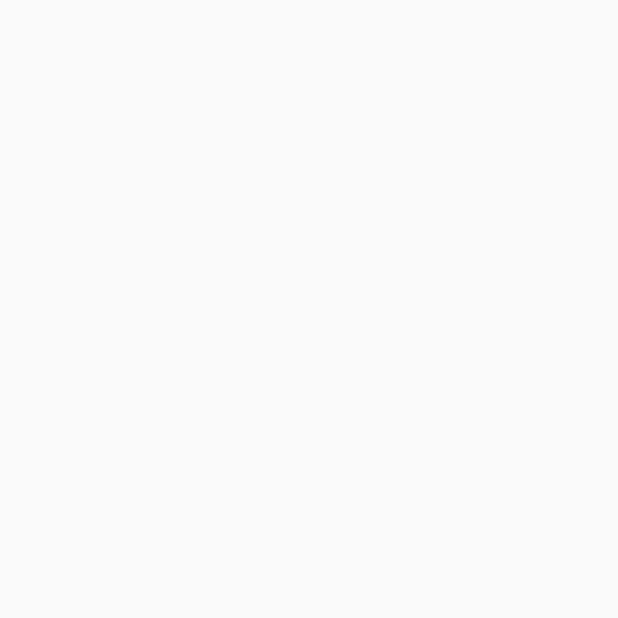
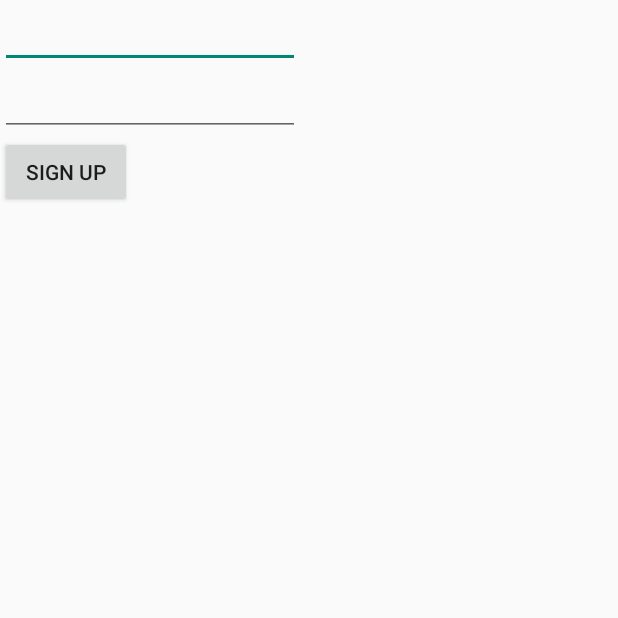
Before and after one commit to choyj0920/KotlinProject, an Android app: the LoginActivity screen opened directly, with no data from a screen before it, on a phone screen of 412 x 824 dp, the top half of it. Before the commit the part shown is empty. Run offline under Robolectric (Android 15) with nearby library versions, the phone set to English and light mode, and no system bars; our stand-ins replace Firebase (no records; nobody signed in at launch, a user with empty details on screens opened directly).

Commit message:
ENH : login Activity &connect firebase

```diff
--- a/app/build.gradle
+++ b/app/build.gradle
@@ -1,6 +1,7 @@
 apply plugin: 'com.android.application'
 apply plugin: 'kotlin-android'
 apply plugin: 'kotlin-android-extensions'
+apply plugin: 'com.google.gms.google-services'
 
 android {
     compileSdkVersion 29
@@ -31,6 +32,7 @@ dependencies {
     implementation 'androidx.core:core-ktx:1.3.2'
     implementation 'androidx.appcompat:appcompat:1.2.0'
     implementation 'androidx.constraintlayout:constraintlayout:2.0.4'
+    implementation 'com.google.firebase:firebase-auth:20.0.1'
     testImplementation 'junit:junit:4.12'
     androidTestImplementation 'androidx.test.ext:junit:1.1.2'
     androidTestImplementation 'androidx.test.espresso:espresso-core:3.3.0'
--- a/app/src/main/java/with/dee2/kotilnproject/LoginActivity.kt
+++ b/app/src/main/java/with/dee2/kotilnproject/LoginActivity.kt
@@ -2,10 +2,38 @@ package with.dee2.kotilnproject
 
 import androidx.appcompat.app.AppCompatActivity
 import android.os.Bundle
+import com.google.firebase.auth.FirebaseAuth
+import kotlinx.android.synthetic.main.activity_login.*
 
 class LoginActivity : AppCompatActivity() {
+    private lateinit var auth: FirebaseAuth
+
     override fun onCreate(savedInstanceState: Bundle?) {
         super.onCreate(savedInstanceState)
+
+        auth=FirebaseAuth.getInstance()
+        var currentUser =auth.currentUser
         setContentView(R.layout.activity_login)
+
+
+
+        signup_button.setOnClickListener(){
+            createEmailId()
+        }
+    }
+
+    fun createEmailId(){
+        var email = emil_edittext.text.toString()
+        var password = password_edittext.text.toString()
+
+        auth.createUserWithEmailAndPassword(email,password).addOnCompleteListener{task ->
+            if(task.isSuccessful){
+                println("SignUp Success")
+                val user = auth.currentUser
+
+            }
+
+        }
+
     }
 }
--- a/app/src/main/java/with/dee2/kotilnproject/MainActivity.kt
+++ b/app/src/main/java/with/dee2/kotilnproject/MainActivity.kt
@@ -1,5 +1,6 @@
 package with.dee2.kotilnproject
 
+import android.content.Intent
 import androidx.appcompat.app.AppCompatActivity
 import android.os.Bundle
 import kotlinx.android.synthetic.main.activity_main.*
@@ -19,6 +20,10 @@ class MainActivity : AppCompatActivity() {
         btn_board.setOnClickListener{
             setFlag(2)
         }
+        btn_signup_activity.setOnClickListener{
+            val Loginintent=Intent(this, LoginActivity::class.java)
+            startActivity(Loginintent)
+        }
     }
 
     private fun setFlag(fragNum : Int) {
@@ -34,6 +39,7 @@ class MainActivity : AppCompatActivity() {
             2 -> {
                 ft.replace(R.id.main_frame, BoardFragment()).commit()
             }
+
         }
 
     }
--- a/app/src/main/res/layout/activity_login.xml
+++ b/app/src/main/res/layout/activity_login.xml
@@ -1,9 +1,25 @@
 <?xml version="1.0" encoding="utf-8"?>
-<androidx.constraintlayout.widget.ConstraintLayout xmlns:android="http://schemas.android.com/apk/res/android"
+<LinearLayout xmlns:android="http://schemas.android.com/apk/res/android"
     xmlns:app="http://schemas.android.com/apk/res-auto"
     xmlns:tools="http://schemas.android.com/tools"
     android:layout_width="match_parent"
     android:layout_height="match_parent"
+    android:orientation="vertical"
     tools:context=".LoginActivity">
 
-</androidx.constraintlayout.widget.ConstraintLayout>
+    <EditText
+        android:id="@+id/emil_edittext"
+        android:layout_width="200dp"
+        android:layout_height="wrap_content"/>
+    <EditText
+        android:id="@+id/password_edittext"
+        android:layout_width="200dp"
+        android:layout_height="wrap_content"/>
+    <Button
+        android:id="@+id/signup_button"
+        android:text="Sign Up"
+        android:layout_width="wrap_content"
+        android:layout_height="wrap_content"/>
+
+
+</LinearLayout>
--- a/build.gradle
+++ b/build.gradle
@@ -8,6 +8,7 @@ buildscript {
     dependencies {
         classpath "com.android.tools.build:gradle:4.0.0"
         classpath "org.jetbrains.kotlin:kotlin-gradle-plugin:$kotlin_version"
+        classpath 'com.google.gms:google-services:4.3.4'
 
         // NOTE: Do not place your application dependencies here; they belong
         // in the individual module build.gradle files
```
Also changed, not shown: app/src/main/res/layout/activity_main.xml (+14 -0 lines), 1 other file.
